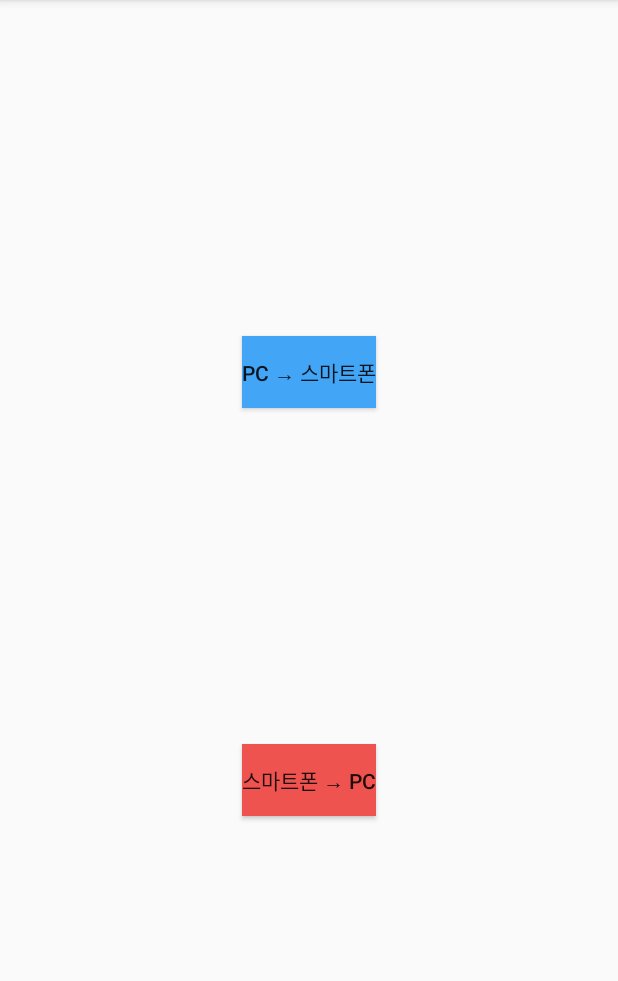
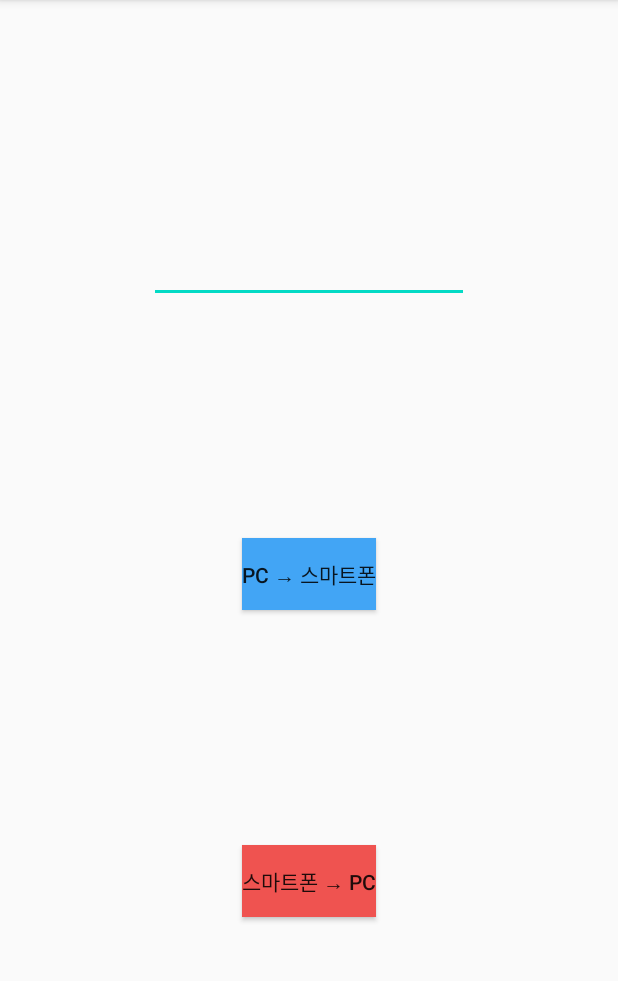
Before and after one commit to sjy5386/movenpki_client, an Android app: the screen it shows after launch (MainActivity), on a phone screen of 412 x 824 dp, the part 84-1065 px from its top. Run offline under Robolectric (Android 15) with nearby library versions, the phone set to English and light mode, and no system bars.

Commit message:
Add editText to input host address

```diff
--- a/app/build.gradle
+++ b/app/build.gradle
@@ -24,6 +24,10 @@ android {
     viewBinding {
         enabled true
     }
+    compileOptions {
+        targetCompatibility JavaVersion.VERSION_1_8
+        sourceCompatibility JavaVersion.VERSION_1_8
+    }
 }
 
 dependencies {
--- a/app/src/main/java/com/sysbot32/movenpki/MainActivity.java
+++ b/app/src/main/java/com/sysbot32/movenpki/MainActivity.java
@@ -1,18 +1,48 @@
 package com.sysbot32.movenpki;
 
+import android.os.Build;
 import android.os.Bundle;
+import android.widget.Toast;
 
+import androidx.annotation.RequiresApi;
 import androidx.appcompat.app.AppCompatActivity;
 
 import com.sysbot32.movenpki.databinding.ActivityMainBinding;
 
 public class MainActivity extends AppCompatActivity {
     private ActivityMainBinding binding;
+    private Client client;
 
+    @RequiresApi(api = Build.VERSION_CODES.N)
     @Override
     protected void onCreate(Bundle savedInstanceState) {
         super.onCreate(savedInstanceState);
         binding = ActivityMainBinding.inflate(getLayoutInflater());
         setContentView(binding.getRoot());
+
+        client = new Client();
+
+        binding.button.setOnClickListener(v -> {
+            if (!client.getSocketChannel().isConnected()) {
+                connectToServer();
+                if (!client.getSocketChannel().isConnected()) {
+                    return;
+                }
+            }
+        });
+        binding.button2.setOnClickListener(v -> {
+            if (!client.getSocketChannel().isConnected()) {
+                connectToServer();
+                if (!client.getSocketChannel().isConnected()) {
+                    return;
+                }
+            }
+        });
+    }
+
+    @RequiresApi(api = Build.VERSION_CODES.N)
+    public void connectToServer() {
+        String address = binding.editText.getText().toString();
+        Toast.makeText(this, client.connect(address) ? "PC에 연결되었습니다." : "PC의 IP 주소를 입력해주세요.", Toast.LENGTH_SHORT).show();
     }
 }
--- a/app/src/main/res/layout/activity_main.xml
+++ b/app/src/main/res/layout/activity_main.xml
@@ -14,8 +14,9 @@
         android:text="PC → 스마트폰"
         app:layout_constraintBottom_toTopOf="@+id/button2"
         app:layout_constraintEnd_toEndOf="parent"
+        app:layout_constraintHorizontal_bias="0.5"
         app:layout_constraintStart_toStartOf="parent"
-        app:layout_constraintTop_toTopOf="parent" />
+        app:layout_constraintTop_toBottomOf="@+id/editText" />
 
     <Button
         android:id="@+id/button2"
@@ -25,6 +26,19 @@
         android:text="스마트폰 → PC"
         app:layout_constraintBottom_toBottomOf="parent"
         app:layout_constraintEnd_toEndOf="parent"
+        app:layout_constraintHorizontal_bias="0.5"
         app:layout_constraintStart_toStartOf="parent"
         app:layout_constraintTop_toBottomOf="@+id/button" />
+
+    <EditText
+        android:id="@+id/editText"
+        android:layout_width="wrap_content"
+        android:layout_height="wrap_content"
+        android:ems="10"
+        android:inputType="textPersonName"
+        app:layout_constraintBottom_toTopOf="@+id/button"
+        app:layout_constraintEnd_toEndOf="parent"
+        app:layout_constraintHorizontal_bias="0.5"
+        app:layout_constraintStart_toStartOf="parent"
+        app:layout_constraintTop_toTopOf="parent" />
 </androidx.constraintlayout.widget.ConstraintLayout>
```
Also changed, not shown: 2 other files.
